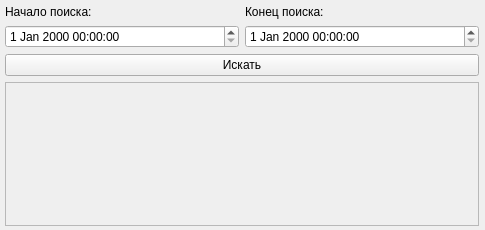
The window that my_widgets/history_widget.ui (prostoLavr/time_control) describes before a commit, drawn with Qt 5.
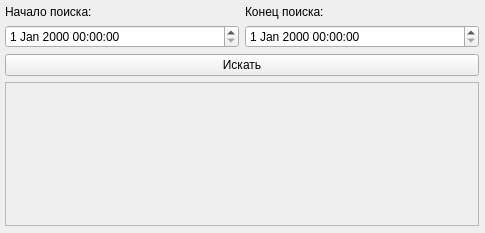
The same window after the commit.

```diff
--- a/my_widgets/history_widget.ui
+++ b/my_widgets/history_widget.ui
@@ -7,7 +7,7 @@
     <x>0</x>
     <y>0</y>
     <width>485</width>
-    <height>230</height>
+    <height>233</height>
    </rect>
   </property>
   <property name="minimumSize">
```
